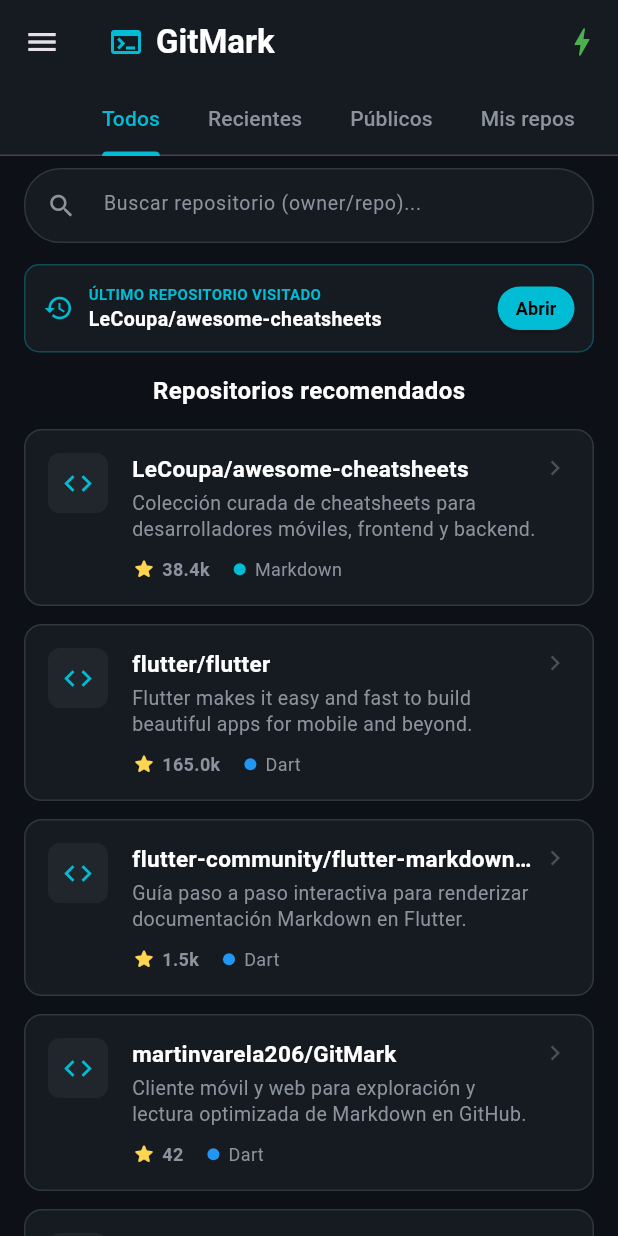
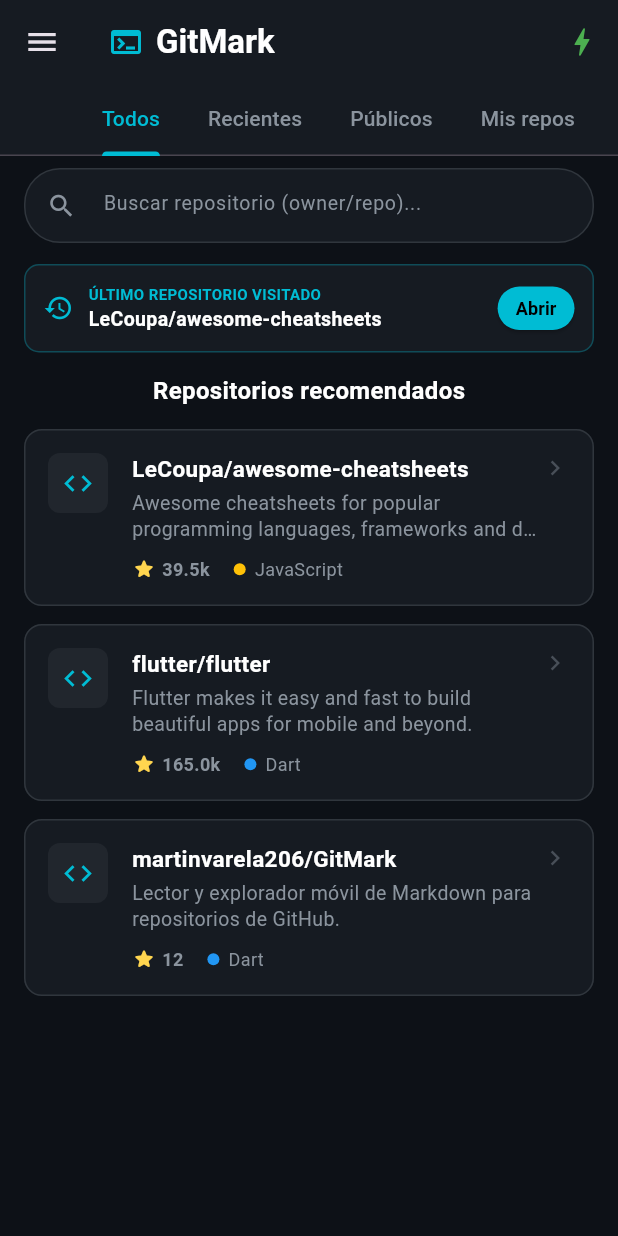
Before and after one commit to martinvarela206/GitMark, a Flutter app: the screen it shows after launch, on a phone screen of 412 x 824 dp. Run offline on Flutter 3.47's test engine with Material 3 defaults, Android fonts, the phone set to English and light mode, and no system bars; network calls fail.

Commit message:
feat: Cambio de hardcodeo por JSON. (parcial).

```diff
--- /dev/null
+++ b/lib/src/models/git_file_model.dart
@@ -0,0 +1,32 @@
+class GitFileModel {
+  final String name;
+  final String path;
+  final String sha;
+  final int size;
+  final String type; // 'file' o 'dir'
+  final String? downloadUrl;
+
+  const GitFileModel({
+    required this.name,
+    required this.path,
+    required this.sha,
+    required this.size,
+    required this.type,
+    this.downloadUrl,
+  });
+
+  bool get isDirectory => type == 'dir';
+  bool get isMarkdown => name.toLowerCase().endsWith('.md');
+
+  // Constructor factory (estilo Dolar.fromJson)
+  factory GitFileModel.fromJson(Map<String, dynamic> json) {
+    return GitFileModel(
+      name: json['name'] ?? '',
+      path: json['path'] ?? '',
+      sha: json['sha'] ?? '',
+      size: json['size'] ?? 0,
+      type: json['type'] ?? 'file',
+      downloadUrl: json['download_url'],
+    );
+  }
+}
--- /dev/null
+++ b/lib/src/models/repository_model.dart
@@ -0,0 +1,67 @@
+// Archivo: lib/src/models/repository_model.dart
+
+class RepositoryModel {
+  final String id;
+  final String name;
+  final String fullName;
+  final String owner;
+  final String avatarUrl;
+  final String description;
+  final int starsCount;
+  final String language;
+  final bool isPrivate;
+  final String defaultBranch;
+  final String htmlUrl;
+  final String repoCategory;
+
+  const RepositoryModel({
+    required this.id,
+    required this.name,
+    required this.fullName,
+    required this.owner,
+    required this.avatarUrl,
+    required this.description,
+    required this.starsCount,
+    required this.language,
+    this.isPrivate = false,
+    this.defaultBranch = 'main',
+    required this.htmlUrl,
+    this.repoCategory = 'public',
+  });
+
+  // Constructor factory: convierte el Map del JSON en objeto (igual que Dolar.fromJson en dolar_api)
+  factory RepositoryModel.fromJson(Map<String, dynamic> json) {
+    final ownerMap = json['owner'];
+    return RepositoryModel(
+      id: json['id']?.toString() ?? '',
+      name: json['name'] ?? 'Sin nombre',
+      fullName: json['full_name'] ?? json['name'] ?? '',
+      owner: ownerMap is Map ? (ownerMap['login'] ?? '') : (json['owner']?.toString() ?? ''),
+      avatarUrl: ownerMap is Map ? (ownerMap['avatar_url'] ?? '') : '',
+      description: json['description'] ?? 'Sin descripción disponible',
+      starsCount: json['stargazers_count'] ?? json['stars_count'] ?? 0,
+      language: json['language'] ?? 'Markdown',
+      isPrivate: json['private'] == true,
+      defaultBranch: json['default_branch'] ?? 'main',
+      htmlUrl: json['html_url'] ?? '',
+      repoCategory: json['repo_category'] ?? 'public',
+    );
+  }
+
+  // Convierte el objeto a Map para guardar en la base de datos (igual que toMap en sqflite_carrito)
+  Map<String, dynamic> toMap() {
+    return {
+      'id': id,
+      'name': name,
+      'owner': owner,
+      'description': description,
+      'stars_count': starsCount,
+      'language': language,
+      'avatar_url': avatarUrl,
+      'html_url': htmlUrl,
+      'is_private': isPrivate ? 1 : 0,
+      'default_branch': defaultBranch,
+      'repo_category': repoCategory,
+    };
+  }
+}
--- a/lib/src/pages/home_page.dart
+++ b/lib/src/pages/home_page.dart
@@ -1,56 +1,73 @@
 import 'package:flutter/material.dart';
-import 'package:gitmark/src/theme/app_theme.dart';
-import 'package:gitmark/src/widgets/cuota_api_info.dart';
-import 'package:gitmark/src/widgets/drawer_app.dart';
-import 'package:gitmark/src/widgets/gitmark_brand.dart';
-import 'package:gitmark/src/widgets/recent_repo_banner.dart';
-import 'package:gitmark/src/widgets/repo_card.dart';
-import 'package:gitmark/src/widgets/repo_search_bar.dart';
-import 'package:gitmark/src/widgets/section_title.dart';
-import 'package:gitmark/src/widgets/tab_bar_app.dart';
+import '../models/repository_model.dart';
+import '../services/local_data_service.dart';
+import '../theme/app_theme.dart';
+import '../widgets/cuota_api_info.dart';
+import '../widgets/drawer_app.dart';
+import '../widgets/gitmark_brand.dart';
+import '../widgets/recent_repo_banner.dart';
+import '../widgets/repo_card.dart';
+import '../widgets/repo_search_bar.dart';
+import '../widgets/section_title.dart';
+import '../widgets/tab_bar_app.dart';
+import 'repo_explorer_page.dart';
 
 class HomePage extends StatelessWidget {
   const HomePage({super.key});
 
-  static List<Widget> _temporalListRepoCards() {
-    return const [
-      RepoCard(
-        fullName: 'LeCoupa/awesome-cheatsheets',
-        description: 'Colección curada de cheatsheets para desarrolladores móviles, frontend y backend.',
-        starsCount: 38400,
-        language: 'Markdown',
-      ),
-      RepoCard(
-        fullName: 'flutter/flutter',
-        description: 'Flutter makes it easy and fast to build beautiful apps for mobile and beyond.',
-        starsCount: 165000,
-        language: 'Dart',
-      ),
-      RepoCard(
-        fullName: 'flutter-community/flutter-markdown-guide',
-        description: 'Guía paso a paso interactiva para renderizar documentación Markdown en Flutter.',
-        starsCount: 1520,
-        language: 'Dart',
-      ),
-      RepoCard(
-        fullName: 'martinvarela206/GitMark',
-        description: 'Cliente móvil y web para exploración y lectura optimizada de Markdown en GitHub.',
-        starsCount: 42,
-        language: 'Dart',
-      ),
-      RepoCard(
-        fullName: 'sindresorhus/awesome',
-        description: 'Listas curadas sobre todo tipo de temas interesantes en programación y desarrollo.',
-        starsCount: 310000,
-        language: 'Markdown',
-      ),
-      RepoCard(
-        fullName: 'vinta/awesome-python',
-        description: 'Colección de frameworks, librerías y recursos indispensables del ecosistema Python.',
-        starsCount: 220000,
-        language: 'Python',
-      ),
-    ];
+  // Construye la lista de repositorios leyendo el JSON asíncronamente
+  Widget _buildRepoList(BuildContext context, bool isDesktop) {
+    return FutureBuilder<List<RepositoryModel>>(
+      future: LocalDataService.loadRepositories(),
+      initialData: const [],
+      builder: (BuildContext context, AsyncSnapshot<List<RepositoryModel>> snapshot) {
+        // 1. Estado de carga
+        if (snapshot.connectionState == ConnectionState.waiting) {
+          return const Center(
+            child: CircularProgressIndicator(color: AppTheme.acentoCyan),
+          );
+        }
+        // 2. Estado de error
+        else if (snapshot.hasError) {
+          return Center(
+            child: Text(
+              'Error al cargar datos: ${snapshot.error}',
+              style: const TextStyle(color: Colors.red),
+            ),
+          );
+        }
+
+        // 3. Datos listos: mapeamos cada RepositoryModel a un widget RepoCard
+        final repos = snapshot.data ?? [];
+        final repoWidgets = repos.map((repo) {
+          return RepoCard(
+            repository: repo,
+            // Al hacer tap, abrimos la pantalla del explorador pasando el repo seleccionado
+            onTap: () {
+              Navigator.push(
+                context,
+                MaterialPageRoute(
+                  builder: (context) => RepoExplorerPage(repository: repo),
+                ),
+              );
+            },
+          );
+        }).toList();
+
+        // Muestra en GridView (si es pantalla ancha) o ListView vertical
+        return isDesktop
+            ? GridView.count(
+                crossAxisCount: 2,
+                childAspectRatio: 2.6,
+                padding: const EdgeInsets.only(bottom: 24),
+                children: repoWidgets,
+              )
+            : ListView(
+                padding: const EdgeInsets.only(bottom: 24),
+                children: repoWidgets,
+              );
+      },
+    );
   }
 
   @override
@@ -62,13 +79,10 @@ class HomePage extends StatelessWidget {
         appBar: AppBar(
           backgroundColor: AppTheme.fondoTarjeta,
           elevation: 0,
-
           title: const GitmarkBrand(), // superior izquierda
-
-          actions: [ // superior derecha
-            CuotaApiInfo(),
+          actions: const [
+            CuotaApiInfo(), // superior derecha
           ],
-
           bottom: const TabBarApp(), // Pestañas
         ),
         body: Column(
@@ -77,14 +91,12 @@ class HomePage extends StatelessWidget {
             const RecentRepoBanner(),
             const SectionTitle(title: 'Repositorios recomendados'),
             Expanded(
-              child: ListView(
-                padding: const EdgeInsets.only(bottom:24),
-                children: _temporalListRepoCards()
-              )
-            )
+              // Inyectamos la lista dinámica construida por el FutureBuilder
+              child: _buildRepoList(context, false),
+            ),
           ],
         ),
-        drawer: DrawerApp(),
+        drawer: const DrawerApp(),
       ),
     );
   }
--- /dev/null
+++ b/lib/src/services/local_data_service.dart
@@ -0,0 +1,21 @@
+import 'dart:convert';
+import 'package:flutter/services.dart' show rootBundle;
+import '../models/repository_model.dart';
+import '../models/git_file_model.dart';
+
+class LocalDataService {
+  // Carga repositorios desde el archivo JSON local (estilo menu_provider en componentes)
+  static Future<List<RepositoryModel>> loadRepositories() async {
+    final String resp = await rootBundle.loadString('assets/data/repositorios.json');
+    final Map<String, dynamic> dataMap = json.decode(resp);
+    final List<dynamic> reposJson = dataMap['repositories'];
+    return reposJson.map((repo) => RepositoryModel.fromJson(repo)).toList();
+  }
+
+  // Carga archivos simulados de un repositorio desde el archivo JSON local
+  static Future<List<GitFileModel>> loadRepoFiles() async {
+    final String resp = await rootBundle.loadString('assets/data/repo_files.json');
+    final List<dynamic> filesJson = json.decode(resp);
+    return filesJson.map((file) => GitFileModel.fromJson(file)).toList();
+  }
+}
--- a/lib/src/widgets/repo_avatar.dart
+++ b/lib/src/widgets/repo_avatar.dart
@@ -4,7 +4,9 @@ import 'package:gitmark/src/theme/app_theme.dart';
 // Este widget es el avatar para el repositorio.
 
 class RepoAvatar extends StatelessWidget {
-  const RepoAvatar({super.key});
+  final String? avatarUrl;
+
+  const RepoAvatar({super.key, this.avatarUrl});
 
   @override
   Widget build(BuildContext context) {
@@ -15,11 +17,24 @@ class RepoAvatar extends StatelessWidget {
         color: AppTheme.fondoAvatar,
         borderRadius: BorderRadius.circular(8.0),
       ),
-      child: const Icon(
-        Icons.code,
-        color: AppTheme.acentoCyan,
-        size: 22,
-      ),
+      clipBehavior: Clip.antiAlias,
+      // Si hay url, intenta mostrar el icono, sino muestra un icono por defecto.
+      // El condicional se usa cuando no hay url.
+      child: (avatarUrl != null && avatarUrl!.isNotEmpty)
+          ? Image.network(
+              avatarUrl!,
+              fit: BoxFit.cover,
+              errorBuilder: (context, error, stackTrace) => const Icon(
+                Icons.code,
+                color: AppTheme.acentoCyan,
+                size: 22,
+              ),
+            )
+          : const Icon(
+              Icons.code,
+              color: AppTheme.acentoCyan,
+              size: 22,
+            ),
     );
   }
 }
--- a/lib/src/widgets/repo_card.dart
+++ b/lib/src/widgets/repo_card.dart
@@ -1,25 +1,21 @@
 import 'package:flutter/material.dart';
-import 'package:gitmark/src/widgets/repo_avatar.dart';
-import 'package:gitmark/src/widgets/repo_description.dart';
-import 'package:gitmark/src/widgets/repo_info.dart' show RepoInfo;
+import '../models/repository_model.dart';
 import '../theme/app_theme.dart';
+import 'repo_avatar.dart';
+import 'repo_description.dart';
+import 'repo_info.dart';
 
 // Este widget le da forma a la cards para mostrar los repositorios y poder accederlos.
 
 class RepoCard extends StatelessWidget {
-  final String fullName;
-  final String description;
-  final int starsCount;
-  final String language;
+  // Al definir el modelo del repositorio, no hace falta poner cada una de sus elementos
+  final RepositoryModel repository;
   final VoidCallback? onTap;
 
-  const RepoCard({ // Parametros que se requieren para la card del repo.
+  const RepoCard({
     super.key,
-    required this.fullName,
-    required this.description,
-    required this.starsCount,
-    required this.language,
-    this.onTap, // onTap es una función que se ejecutará cuando se presione la card. Que será la que cargue el repositorio para explorarlo.
+    required this.repository,
+    this.onTap,
   });
 
   @override
@@ -32,34 +28,30 @@ class RepoCard extends StatelessWidget {
         borderRadius: BorderRadius.circular(12.0),
         side: const BorderSide(color: AppTheme.bordeSutil, width: 1.0),
       ),
-      child: InkWell( // Al hacer click sobre la card, produce un efecto de onda (ripple effect), de fondo de todo el contenido de la Card.
+      child: InkWell( // Al hacer click sobre la card, produce un efecto de onda (ripple effect) de fondo de todo el contenido de la Card.
         onTap: onTap,
         borderRadius: BorderRadius.circular(12.0),
         child: Padding(
           padding: const EdgeInsets.all(16.0),
-          child: Row( // El contenido de RepoCard esta compuesto por 1 fila con 3 columnas (los children: Avatar, Contenido del repo, flechita indicadora de acceso al repo)
+          child: Row( // El contenido de RepoCard está compuesto por 1 fila con 3 columnas (los children: Avatar, Contenido del repo, flechita indicadora de acceso)
             crossAxisAlignment: CrossAxisAlignment.start,
             children: [
-
-              const RepoAvatar(),
+              RepoAvatar(avatarUrl: repository.avatarUrl),
 
               const SizedBox(width: 16), // Añade un gap entre el Avatar y el contenido del RepoCard
 
-              Expanded( // Este widget es para ocupar todo lo posible en horizontal
+              Expanded( // Este widget es para ocupar todo el espacio posible en horizontal
                 child: Column( // El contenido del RepoCard se distribuye en forma de columna
                   crossAxisAlignment: CrossAxisAlignment.start,
-                  children: [ // Titulo, Descripcion, Estrellas y Lenguajes.
-
+                  children: [ // Título, Descripción, Estrellas y Lenguajes.
                     RepoDescription(
-                      fullName: fullName,
-                      description: description,
+                      fullName: repository.fullName,
+                      description: repository.description,
                     ),
-
                     const SizedBox(height: 10),
-
                     RepoInfo(
-                      starsCount: starsCount,
-                      language: language,
+                      starsCount: repository.starsCount,
+                      language: repository.language,
                     ),
                   ],
                 ),
@@ -67,7 +59,8 @@ class RepoCard extends StatelessWidget {
 
               const Icon( // Flechita para indicar acceso.
                 Icons.chevron_right,
-                color: AppTheme.iconoMuted, size: 20
+                color: AppTheme.iconoMuted,
+                size: 20,
               ),
             ],
           ),
--- a/pubspec.yaml
+++ b/pubspec.yaml
@@ -19,3 +19,5 @@ dev_dependencies:
 
 flutter:
   uses-material-design: true
+  assets:
+    - assets/data/
```
Also changed, not shown: assets/data/repo_files.json (added, +34 -0 lines), assets/data/repositorios.json (added, +52 -0 lines), lib/src/pages/repo_explorer_page.dart (added, +70 -0 lines), 1 other file.
